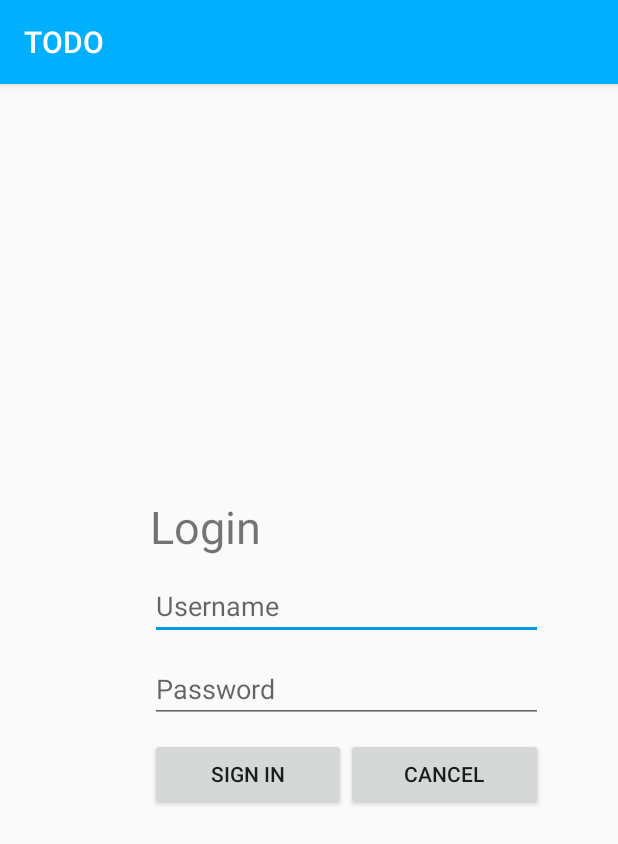
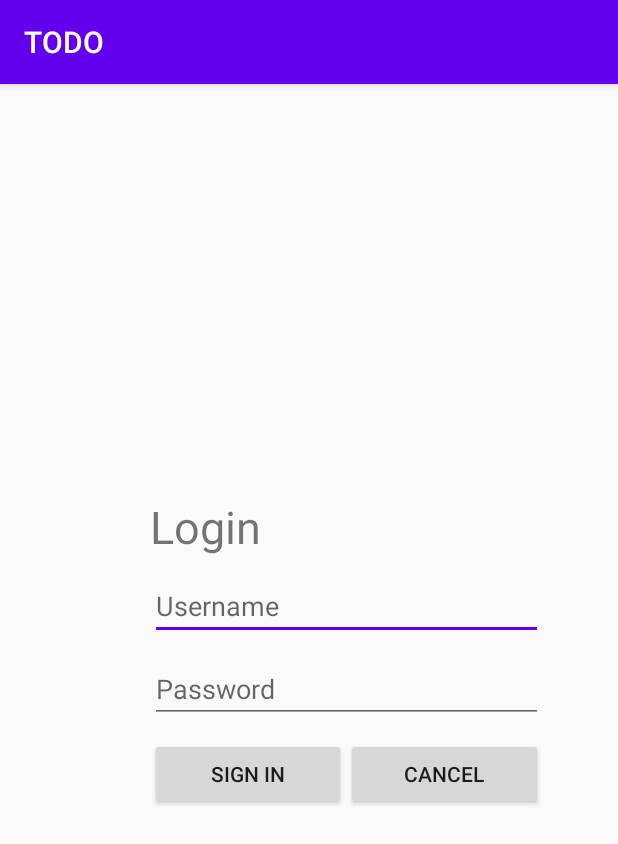
Before and after one commit to samiksharupakheti/Finalapp, an Android app: the screen it shows after launch (LoginActivity), on a phone screen of 412 x 824 dp. Shown: the top 844 px of the screen. Run offline under Robolectric (Android 15) with nearby library versions, the phone set to English and light mode, and no system bars.

Commit message:
adding in the xml file

```diff
--- a/app/src/main/res/values/styles.xml
+++ b/app/src/main/res/values/styles.xml
@@ -1,11 +1,12 @@
 <resources>
 
-    <!-- Base application theme. -->
+
     <style name="AppTheme" parent="Theme.AppCompat.Light.DarkActionBar">
         <!-- Customize your theme here. -->
-        <item name="colorPrimary">@color/colorPrimary</item>
-        <item name="colorPrimaryDark">@color/colorPrimaryDark</item>
-        <item name="colorAccent">@color/colorAccent</item>
+        <item name="colorPrimary">#6200EE</item>
+        <item name="colorPrimaryDark">@color/color_medium</item>
+        <item name="colorAccent">#6200EE</item>
+
     </style>
 
 </resources>
```
Also changed, not shown: app/src/main/res/mipmap-hdpi/ic_launcher.png (deleted), app/src/main/res/mipmap-mdpi/ic_launcher.png (deleted), app/src/main/res/mipmap-xhdpi/ic_launcher.png (deleted), app/src/main/res/mipmap-xxhdpi/ic_launcher.png (deleted), 1 other file.
